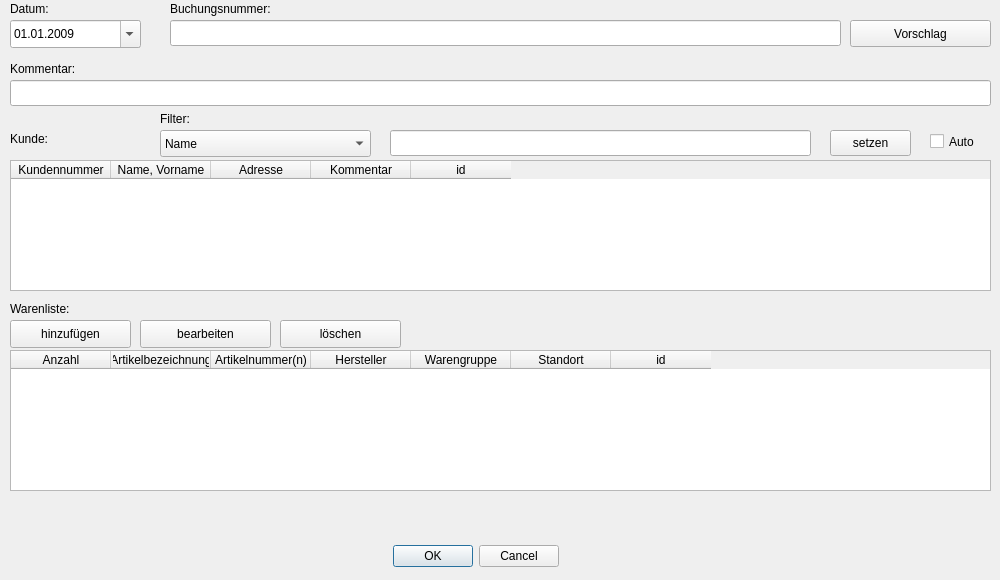
RobRoy1304/LaVa-2, file cinputdlgoutgoingcustomer.ui: the form before one commit.
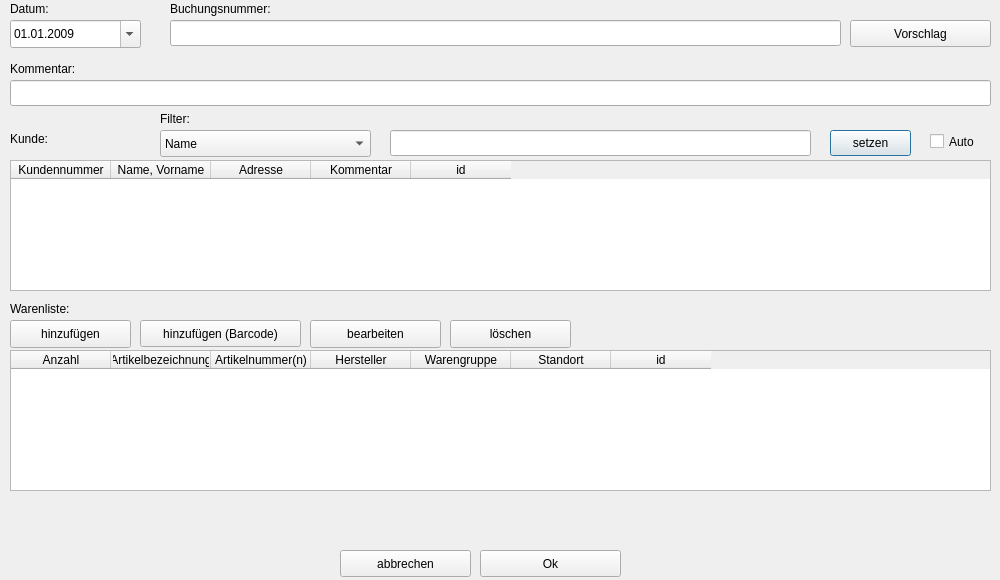
The form after the commit. Icons and pictures are not drawn.

What changed in the file:
```diff
--- a/cinputdlgoutgoingcustomer.ui
+++ b/cinputdlgoutgoingcustomer.ui
@@ -17,25 +17,6 @@
    <iconset resource="lava2res.qrc">
     <normaloff>:/images/res/icon.ico</normaloff>:/images/res/icon.ico</iconset>
   </property>
-  <widget class="QDialogButtonBox" name="buttonBox">
-   <property name="geometry">
-    <rect>
-     <x>100</x>
-     <y>540</y>
-     <width>751</width>
-     <height>32</height>
-    </rect>
-   </property>
-   <property name="orientation">
-    <enum>Qt::Horizontal</enum>
-   </property>
-   <property name="standardButtons">
-    <set>QDialogButtonBox::Cancel|QDialogButtonBox::Ok</set>
-   </property>
-   <property name="centerButtons">
-    <bool>true</bool>
-   </property>
-  </widget>
   <widget class="QLineEdit" name="lineEditMask">
    <property name="geometry">
     <rect>
@@ -258,7 +239,7 @@
   <widget class="QPushButton" name="pushButtonDelete">
    <property name="geometry">
     <rect>
-     <x>280</x>
+     <x>450</x>
      <y>320</y>
      <width>121</width>
      <height>28</height>
@@ -284,7 +265,7 @@
   <widget class="QPushButton" name="pushButtonEdit">
    <property name="geometry">
     <rect>
-     <x>140</x>
+     <x>310</x>
      <y>320</y>
      <width>131</width>
      <height>28</height>
@@ -492,6 +473,45 @@
     <number>200</number>
    </property>
   </widget>
+  <widget class="QPushButton" name="pushButtonOk">
+   <property name="geometry">
+    <rect>
+     <x>480</x>
+     <y>550</y>
+     <width>141</width>
+     <height>27</height>
+    </rect>
+   </property>
+   <property name="text">
+    <string>Ok</string>
+   </property>
+  </widget>
+  <widget class="QPushButton" name="pushButtonCancel">
+   <property name="geometry">
+    <rect>
+     <x>340</x>
+     <y>550</y>
+     <width>131</width>
+     <height>27</height>
+    </rect>
+   </property>
+   <property name="text">
+    <string>abbrechen</string>
+   </property>
+  </widget>
+  <widget class="QPushButton" name="pushButtonAddBarcode">
+   <property name="geometry">
+    <rect>
+     <x>140</x>
+     <y>320</y>
+     <width>161</width>
+     <height>27</height>
+    </rect>
+   </property>
+   <property name="text">
+    <string>hinzufügen (Barcode)</string>
+   </property>
+  </widget>
  </widget>
  <tabstops>
   <tabstop>dateEdit</tabstop>
```
Left out of the diff: 39 changed lines with no effect on the pictures.
